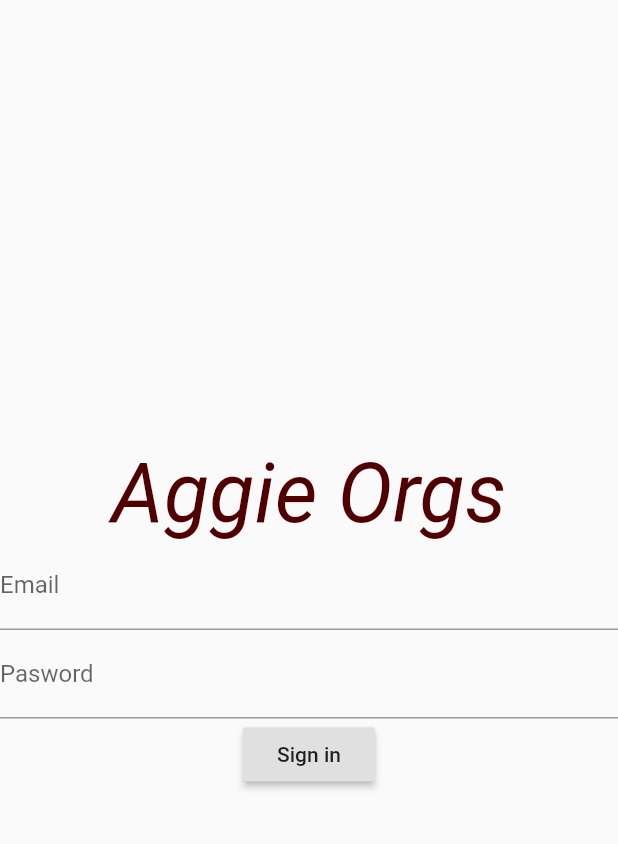
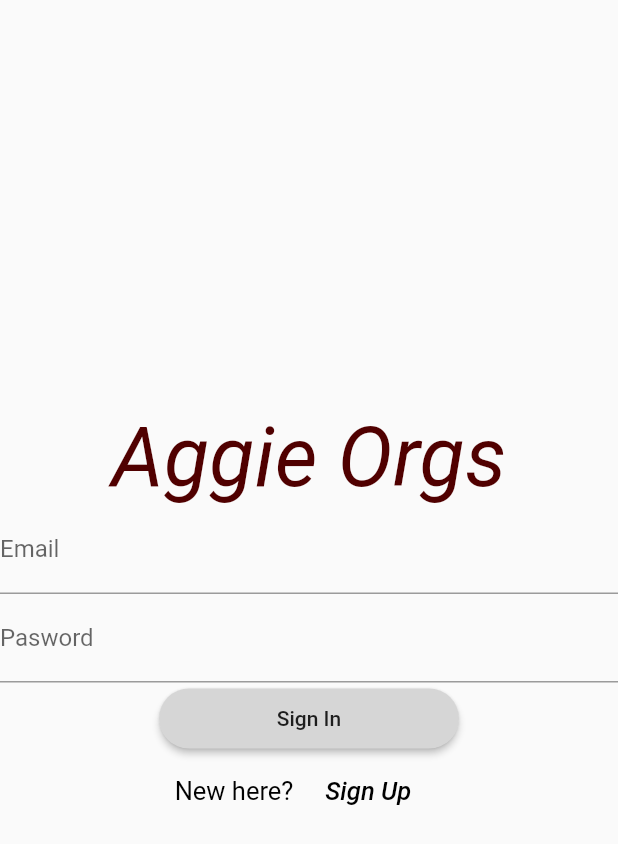
Before and after one commit to aggie-coding-club/Aggie-Involvement-Project, a Flutter app: the screen it shows after launch, on a phone screen of 412 x 824 dp. Shown: the top 844 px of the screen. Run offline on Flutter 3.47's test engine with Material 2 defaults, Android fonts, the phone set to English and light mode, and no system bars.

Commit message:
Button Change
Changed the button's shape and color

```diff
--- a/lib/Pages/login_page.dart
+++ b/lib/Pages/login_page.dart
@@ -56,10 +56,50 @@ class _LoginPageState extends State<LoginPage> {
                 ),
                 obscureText: true,
               ),
-              RaisedButton(
-                onPressed: () {},
-                child: Text("Sign in"),
-              )
+              ButtonTheme(
+                minWidth: 200,
+                height: 40,
+                  buttonColor: Color(0xFFD6D6D6),
+                  child: RaisedButton(
+                    shape: RoundedRectangleBorder(borderRadius: new BorderRadius.circular(30.0)),
+                    onPressed: () {},
+                    child: Text("Sign In"),
+                ),
+              ),
+              Row(
+                mainAxisAlignment: MainAxisAlignment.center,
+                children: <Widget>[
+                  RichText(
+                      text: TextSpan(
+                        text: "New here?",
+                        style: TextStyle(
+                          color: Color.fromRGBO(0, 0, 0, 1.0),
+                          fontSize: 17
+                        ),
+                      ),
+                  ),
+                 ButtonTheme(
+                  minWidth: 100,
+                  height: 35,
+                  buttonColor: Color(0xFFFFFFFF),
+                  child: FlatButton(
+                    shape: RoundedRectangleBorder(borderRadius: new BorderRadius.circular(30.0)),
+                    onPressed: () {},
+                    child: RichText(
+                        text: TextSpan(
+                          text: "Sign Up",
+                          style: TextStyle(
+                            color: Color.fromRGBO(0, 0, 0, 1.0),
+                            fontSize: 17,
+                            fontStyle: FontStyle.italic,
+                            fontWeight: FontWeight.w500
+                          ),
+                        ),
+                    ),
+                    ),
+                  ),
+                ],
+              ),
             ],
           ),
         ),
```
